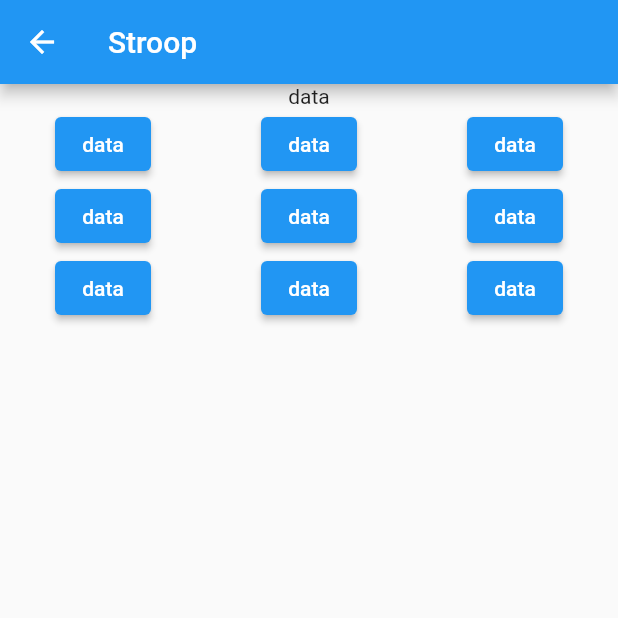
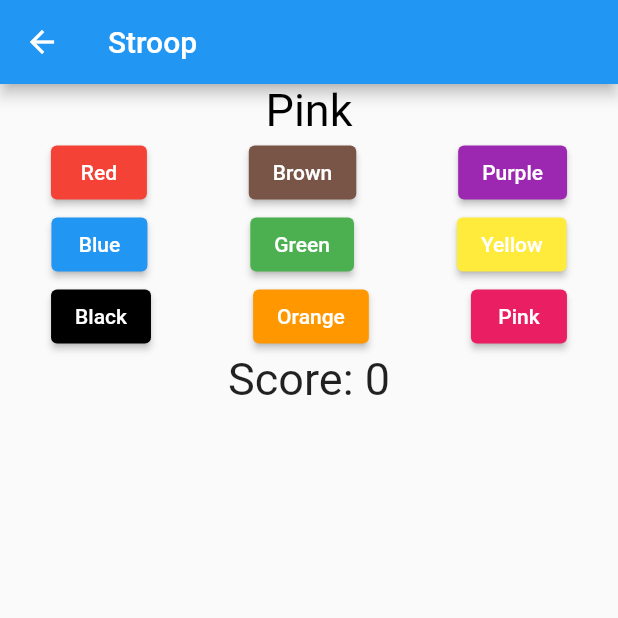
Before and after one commit to fkropfhamer/brainjogging, a Flutter app: the Stroop screen opened by its route, on a phone screen of 412 x 824 dp, the top half of it. Run offline on Flutter 3.47's test engine with Material 2 defaults, Android fonts, the phone set to English and light mode, and no system bars.

Commit message:
own basic stroop.

```diff
--- a/lib/stroop.dart
+++ b/lib/stroop.dart
@@ -27,11 +27,17 @@ class _StroopState extends State<Stroop> {
   var _random = new Random();
   var _score = 0;
 
-  var _colorTexts = colors.keys;
-  var _colors = colors.values;
+  var _colorTexts = colors.keys.toList();
+  var _colors = colors.values.toList();
 
   _StroopState() {
+    generateTask();
+  }
+
+  generateTask() {
     generateColor();
+    _colorTexts.shuffle();
+    _colors.shuffle();
   }
 
   generateColor() {
@@ -39,6 +45,33 @@ class _StroopState extends State<Stroop> {
     _color = colors.values.elementAt(_random.nextInt(colors.length));
   }
 
+  checkResult(String color) {
+    var inputColor = colors[color];
+
+    if (inputColor == _color) {
+      _score++;
+      generateTask();
+    } else {
+      _score--;
+    }
+
+    setState(() {});
+  }
+  // color -> text
+
+  Widget _generateButtonRow(int index) {
+    List<Widget> buttons = [];
+
+    for (var i = 0; i < 3; i++) {
+      var totalIndex = index*3 + i;
+      var colorText = _colorTexts[totalIndex];
+
+      var button = ElevatedButton(child: Text(colorText), onPressed: () => { checkResult(colorText)}, style: ElevatedButton.styleFrom(primary: _colors[totalIndex]),);
+      buttons.add(button);
+    }
+
+    return Row(children: buttons, mainAxisAlignment: MainAxisAlignment.spaceAround);
+  }
 
   @override
   Widget build(BuildContext context) {
@@ -46,28 +79,11 @@ class _StroopState extends State<Stroop> {
       appBar: AppBar(title: const Text("Stroop"),),
       body: Column(
        children: [
-          const Text("data"),
-          Row(
-            mainAxisAlignment: MainAxisAlignment.spaceAround,
-            children: [
-            ElevatedButton(child: Text("data"), onPressed: () => {},),
-            ElevatedButton(child: Text("data"), onPressed: () => {},),
-            ElevatedButton(child: Text("data"), onPressed: () => {},)
-          ],),
-          Row(
-            mainAxisAlignment: MainAxisAlignment.spaceAround,
-            children: [
-            ElevatedButton(child: Text("data"), onPressed: () => {},),
-            ElevatedButton(child: Text("data"), onPressed: () => {},),
-            ElevatedButton(child: Text("data"), onPressed: () => {},)
-          ],),
-          Row(
-            mainAxisAlignment: MainAxisAlignment.spaceAround,
-            children: [
-            ElevatedButton(child: Text("data"), onPressed: () => {},),
-            ElevatedButton(child: Text("data"), onPressed: () => {},),
-            ElevatedButton(child: Text("data"), onPressed: () => {},)
-          ],)
+          Center( child: Text(_colorText, style: TextStyle(fontSize: 30, color: _color )) ),
+          _generateButtonRow(0),
+          _generateButtonRow(1),
+          _generateButtonRow(2),
+          Center( child: Text('Score: $_score', style: const TextStyle(fontSize: 30)) ),
         ],
       ),
     );
```
